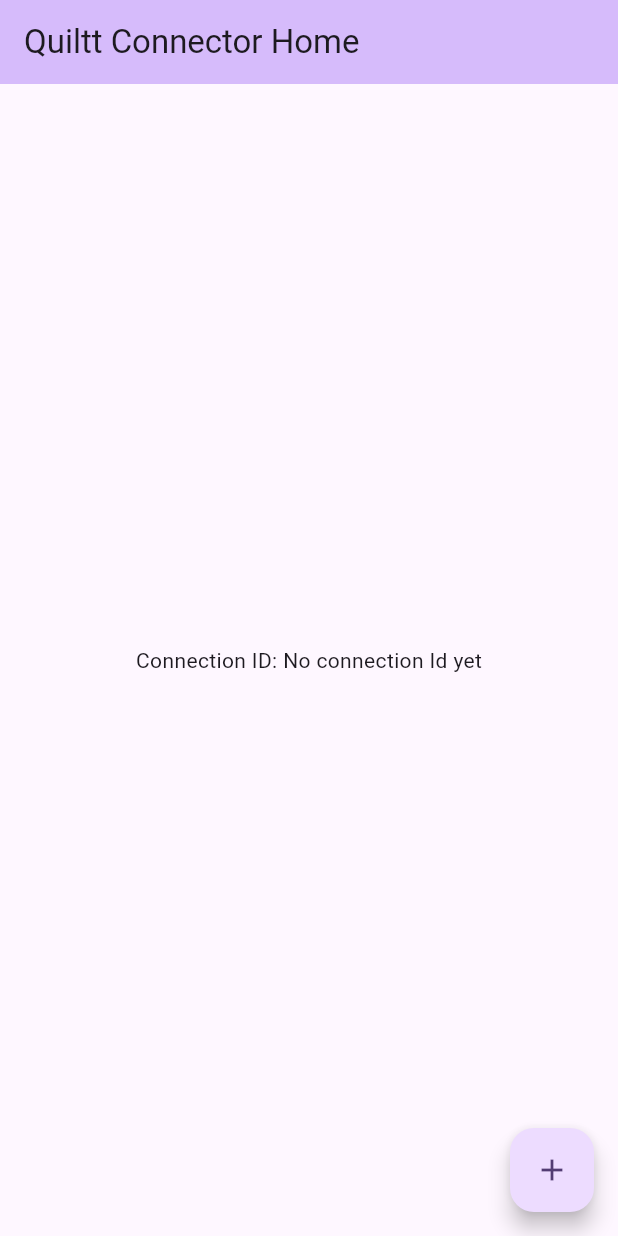
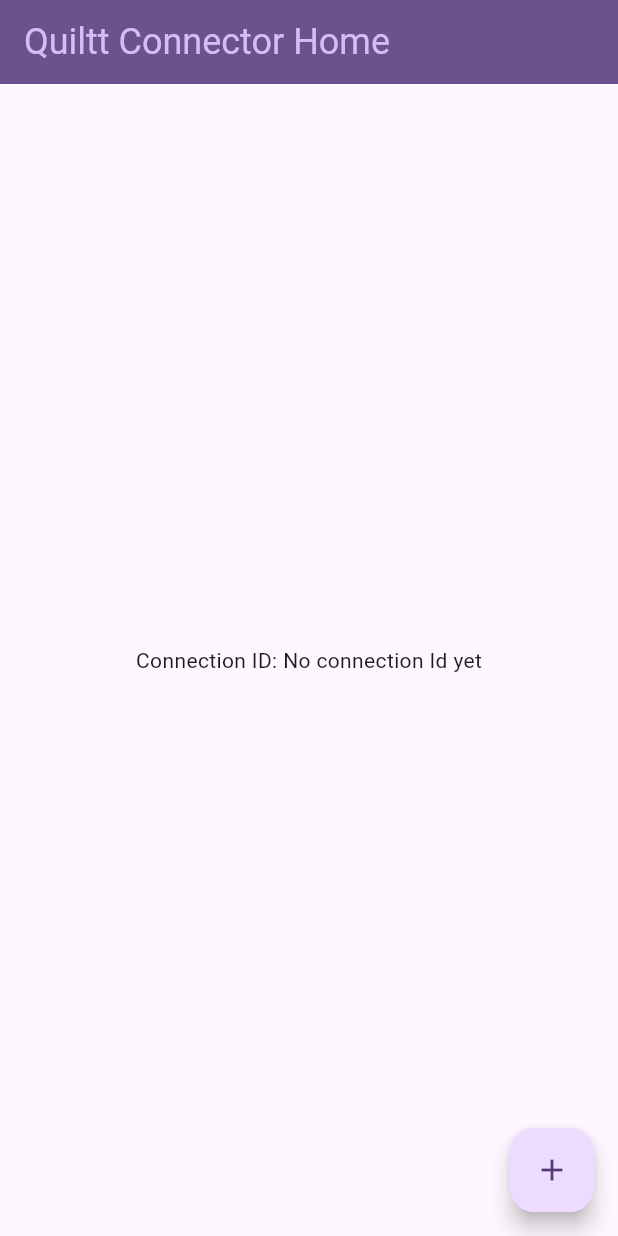
Before and after one commit to quiltt/quiltt-flutter, a Flutter app: the screen it shows after launch, on a phone screen of 412 x 824 dp. Run offline on Flutter 3.47's test engine with Material 2 defaults, Android fonts, the phone set to English and light mode, and no system bars; our stand-ins replace webview_flutter.

```diff
--- a/example/lib/main.dart
+++ b/example/lib/main.dart
@@ -90,10 +90,12 @@ class _MyHomePageState extends State<MyHomePage> {
         // TRY THIS: Try changing the color here to a specific color (to
         // Colors.amber, perhaps?) and trigger a hot reload to see the AppBar
         // change color while the other colors stay the same.
-        backgroundColor: Theme.of(context).colorScheme.inversePrimary,
+        backgroundColor: Theme.of(context).colorScheme.primary,
         // Here we take the value from the MyHomePage object that was created by
         // the App.build method, and use it to set our appbar title.
         title: Text(widget.title),
+        titleTextStyle: TextStyle(
+            color: Theme.of(context).colorScheme.inversePrimary, fontSize: 24),
       ),
       body: Center(
         // Center is a layout widget. It takes a single child and positions it
--- a/lib/quiltt_connector.dart
+++ b/lib/quiltt_connector.dart
@@ -72,6 +72,7 @@ class _WebViewPage {
         type: 'Options',
         token: '${_config.sessionToken}',
         connectorId: '${_config.connectorId}',
+        connectionId: '${_config.connectionId}',
         oauthRedirectUrl: '$oauthRedirectUrl',
       };
       const compactedOptions = Object.keys(options).reduce((acc, key) => {
@@ -85,7 +86,6 @@ class _WebViewPage {
     WebViewController controller = WebViewController();
     controller
       ..setJavaScriptMode(JavaScriptMode.unrestricted)
-      ..setBackgroundColor(const Color(0x00000000))
       ..setNavigationDelegate(
         NavigationDelegate(
           onProgress: (int progress) {},
@@ -114,11 +114,13 @@ class _WebViewPage {
 
 class Configuration {
   String connectorId;
+  String? connectionId;
   String? sessionToken;
   String? oauthRedirectUrl;
 
   Configuration({
     required this.connectorId,
+    this.connectionId,
     this.sessionToken,
     this.oauthRedirectUrl,
   });
```
Also changed, not shown: 1 other file.
